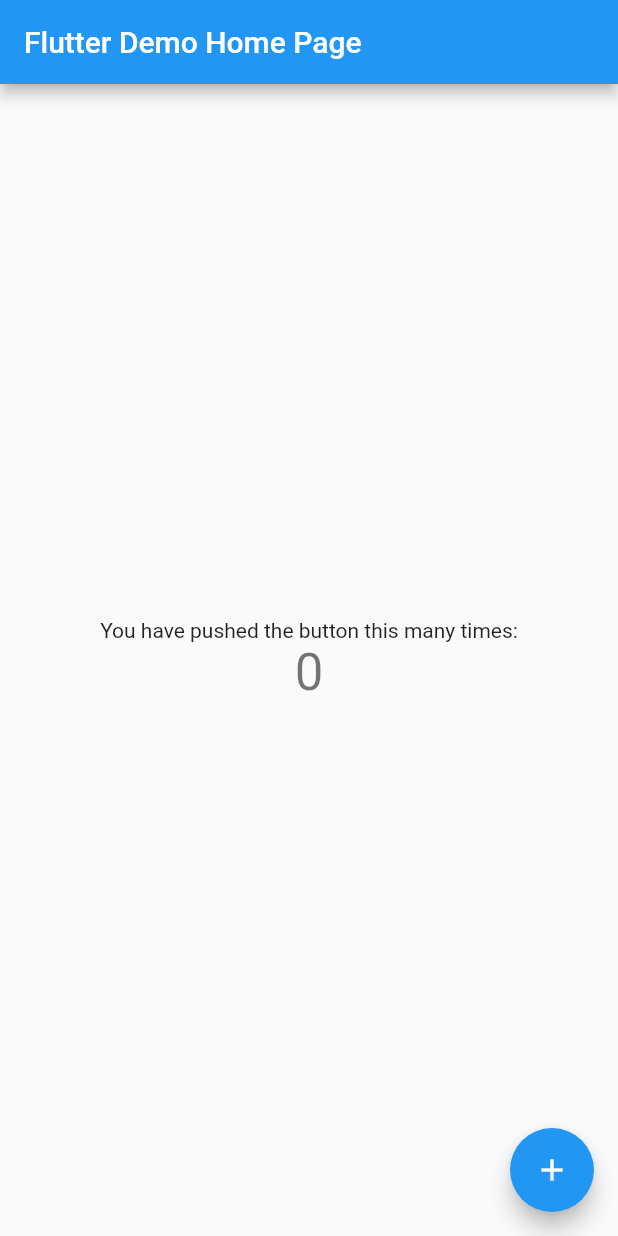
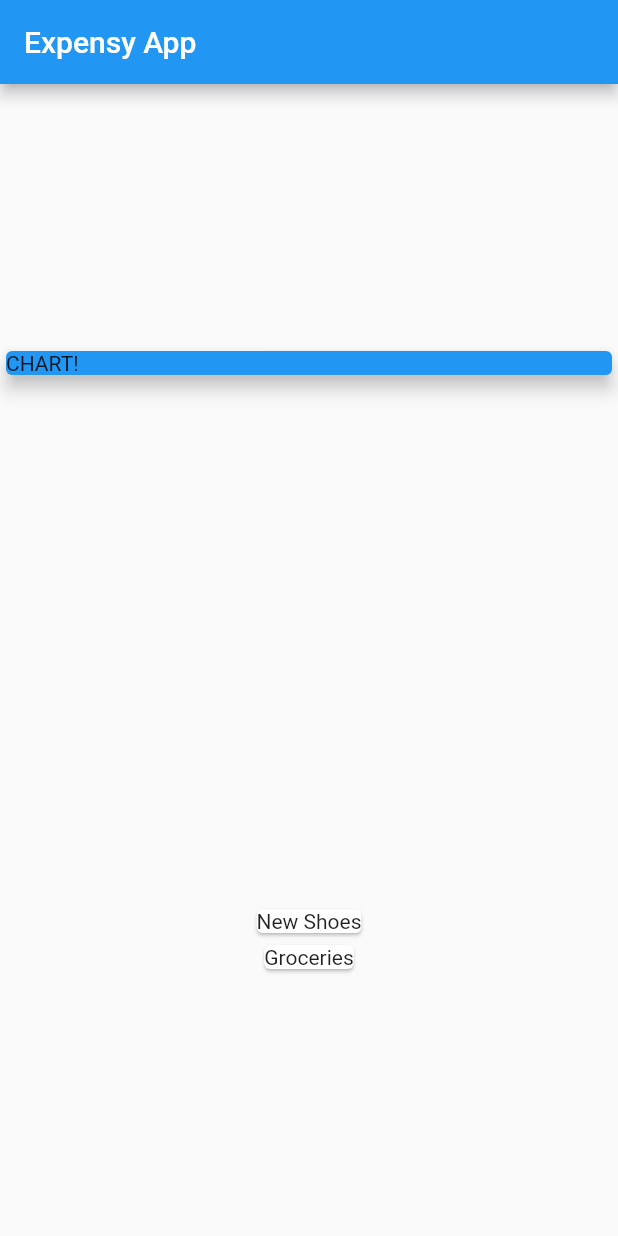
Before and after one commit to josephdscs/flutter, a Flutter app: the screen it shows after launch, on a phone screen of 412 x 824 dp. Run offline on Flutter 3.47's test engine with Material 2 defaults, Android fonts, the phone set to English and light mode, and no system bars.

Commit message:
Adds containers and columns

```diff
--- a/expenses_app/lib/main.dart
+++ b/expenses_app/lib/main.dart
@@ -1,3 +1,4 @@
+import './transaction.i.dart';
 import 'package:flutter/material.dart';
 
 void main() {
@@ -8,59 +9,58 @@ class MyApp extends StatelessWidget {
   @override
   Widget build(BuildContext context) {
     return MaterialApp(
-      title: 'Flutter Demo',
+      title: 'Expensy',
       theme: ThemeData(
         primarySwatch: Colors.blue,
         visualDensity: VisualDensity.adaptivePlatformDensity,
       ),
-      home: MyHomePage(title: 'Flutter Demo Home Page'),
+      home: MyHomePage(),
     );
   }
 }
 
-class MyHomePage extends StatefulWidget {
-  MyHomePage({Key key, this.title}) : super(key: key);
-
-  final String title;
-
-  @override
-  _MyHomePageState createState() => _MyHomePageState();
-}
-
-class _MyHomePageState extends State<MyHomePage> {
-  int _counter = 0;
-
-  void _incrementCounter() {
-    setState(() {
-      _counter++;
-    });
-  }
+class MyHomePage extends StatelessWidget {
+  final List<Transaction> transactions = [
+    Transaction(
+      id: 't1',
+      title: 'New Shoes',
+      amount: 69.80,
+      date: DateTime.now(),
+    ),
+    Transaction(
+      id: 't2',
+      title: 'Groceries',
+      amount: 23.73,
+      date: DateTime.now(),
+    )
+  ];
 
   @override
   Widget build(BuildContext context) {
-    //
     return Scaffold(
         appBar: AppBar(
-          title: Text(widget.title),
+          title: Text('Expensy App'),
         ),
-        body: Center(
-          child: Column(
-            mainAxisAlignment: MainAxisAlignment.center,
-            children: <Widget>[
-              Text(
-                'You have pushed the button this many times:',
+        body: Column(
+          mainAxisAlignment: MainAxisAlignment.spaceAround,
+          crossAxisAlignment: CrossAxisAlignment.stretch,
+          children: <Widget>[
+            Container(
+              width: double.infinity,
+              child: Card(
+                color: Colors.blue,
+                child: Text('CHART!'),
+                elevation: 5,
               ),
-              Text(
-                '$_counter',
-                style: Theme.of(context).textTheme.headline4,
-              ),
-            ],
-          ),
-        ),
-        floatingActionButton: FloatingActionButton(
-          onPressed: _incrementCounter,
-          tooltip: 'Increment',
-          child: Icon(Icons.add),
+            ),
+            Column(
+              children: transactions.map((tx) {
+                return Card(
+                  child: Text(tx.title),
+                );
+              }).toList(),
+            )
+          ],
         ));
   }
 }
--- /dev/null
+++ b/expenses_app/lib/transaction.i.dart
@@ -0,0 +1,15 @@
+import 'package:flutter/foundation.dart';
+
+class Transaction {
+  String id;
+  String title;
+  double amount;
+  DateTime date;
+
+  Transaction({
+    @required this.id,
+    @required this.title,
+    @required this.amount,
+    @required this.date,
+  });
+}
```
Also changed, not shown: 1 other file.
